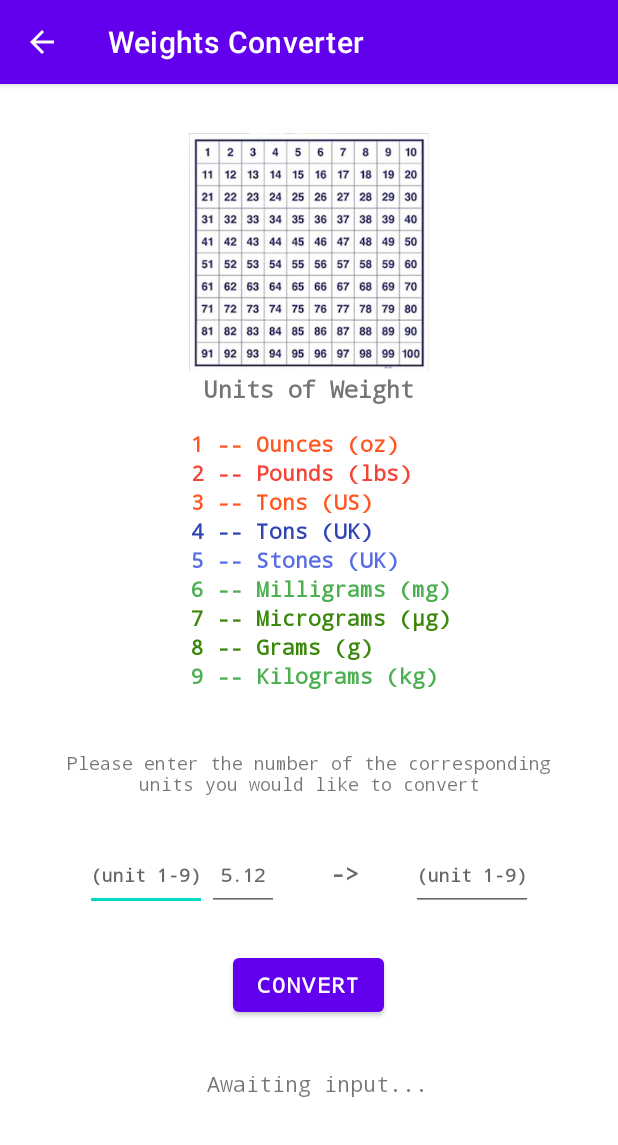
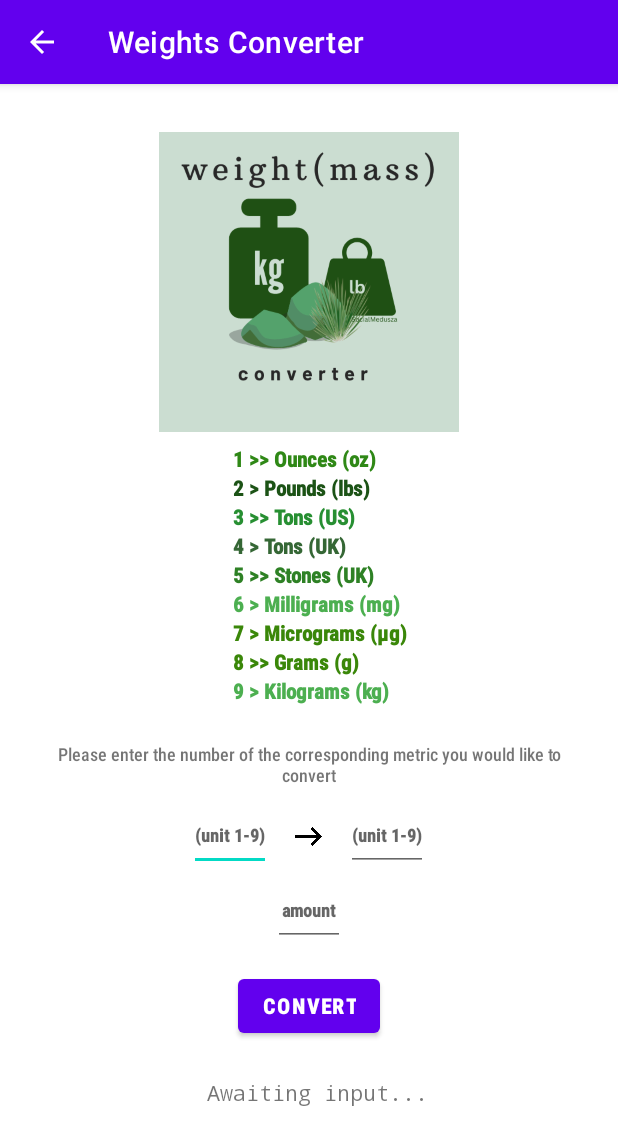
Before and after one commit to Ela01/Conversion_Calculator, an Android app: the WeightActivity screen opened directly, with no data from a screen before it, on a phone screen of 412 x 824 dp. Shown: the top 1145 px of the screen. Run offline under Robolectric (Android 15) with nearby library versions, the phone set to English and light mode, and no system bars.

Commit message:
Fixed layout. Font should be bigger. Theme should be green, should add background, but for now it looks operable.

```diff
--- a/app/src/main/res/layout/activity_weight.xml
+++ b/app/src/main/res/layout/activity_weight.xml
@@ -7,25 +7,18 @@
     android:padding="32sp">
 
     <ImageView
-        android:layout_width="160dp"
-        android:layout_height="160dp"
-        android:src="@drawable/grid" />
+        android:layout_width="200dp"
+        android:layout_height="200dp"
+        android:src="@drawable/weight" />
 
 
-    <TextView
-        android:layout_width="wrap_content"
-        android:layout_height="wrap_content"
-        android:layout_marginBottom="16dp"
-        android:fontFamily="monospace"
-        android:text="Units of Weight"
-        android:textFontWeight="@android:integer/status_bar_notification_info_maxnum"
-        android:textSize="16sp" />
+
 
     <LinearLayout
         android:layout_width="wrap_content"
         android:layout_height="wrap_content"
-
         android:orientation="vertical"
+        android:layout_marginTop="8dp"
         android:paddingLeft="16dp">
 
         <TextView
@@ -33,9 +26,9 @@
             android:id="@+id/text_view_ounces"
             android:layout_width="wrap_content"
             android:layout_height="wrap_content"
-            android:fontFamily="monospace"
-            android:text="1 -- Ounces (oz)"
-            android:textColor="#FF5722"
+            android:fontFamily="sans-serif-condensed-medium"
+            android:text="1 >> Ounces (oz)"
+            android:textColor="#2F8816"
             android:textFontWeight="@android:integer/status_bar_notification_info_maxnum" />
 
 
@@ -44,9 +37,9 @@
             android:id="@+id/text_view_pounds"
             android:layout_width="wrap_content"
             android:layout_height="wrap_content"
-            android:fontFamily="monospace"
-            android:text="2 -- Pounds (lbs)"
-            android:textColor="#F44336"
+            android:fontFamily="sans-serif-condensed-medium"
+            android:text="2 > Pounds (lbs)"
+            android:textColor="#1C5316"
 
             android:textFontWeight="@android:integer/status_bar_notification_info_maxnum" />
 
@@ -55,9 +48,9 @@
             android:id="@+id/text_view_tons_us"
             android:layout_width="wrap_content"
             android:layout_height="wrap_content"
-            android:fontFamily="monospace"
-            android:text="3 -- Tons (US)"
-            android:textColor="#FF5722"
+            android:fontFamily="sans-serif-condensed-medium"
+            android:text="3 >> Tons (US)"
+            android:textColor="#278F32"
             android:textFontWeight="@android:integer/status_bar_notification_info_maxnum" />
 
 
@@ -66,9 +59,9 @@
             android:id="@+id/text_view_tons_uk"
             android:layout_width="wrap_content"
             android:layout_height="wrap_content"
-            android:fontFamily="monospace"
-            android:text="4 -- Tons (UK)"
-            android:textColor="#3044B6"
+            android:fontFamily="sans-serif-condensed-medium"
+            android:text="4 > Tons (UK)"
+            android:textColor="#356735"
 
             android:textFontWeight="@android:integer/status_bar_notification_info_maxnum" />
 
@@ -77,9 +70,9 @@
             android:id="@+id/text_view_stones"
             android:layout_width="wrap_content"
             android:layout_height="wrap_content"
-            android:fontFamily="monospace"
-            android:text="5 -- Stones (UK)"
-            android:textColor="#586DE4"
+            android:fontFamily="sans-serif-condensed-medium"
+            android:text="5 >> Stones (UK)"
+            android:textColor="#2E8125"
             android:textFontWeight="@android:integer/status_bar_notification_info_maxnum" />
 
 
@@ -87,8 +80,8 @@
             android:id="@+id/text_view_milligrams"
             android:layout_width="wrap_content"
             android:layout_height="wrap_content"
-            android:fontFamily="monospace"
-            android:text="6 -- Milligrams (mg)"
+            android:fontFamily="sans-serif-condensed-medium"
+            android:text="6 > Milligrams (mg)"
             android:textColor="#4CAF50"
             android:textFontWeight="@android:integer/status_bar_notification_info_maxnum" />
 
@@ -96,16 +89,16 @@
             android:id="@+id/text_view_micrograms"
             android:layout_width="wrap_content"
             android:layout_height="wrap_content"
-            android:fontFamily="monospace"
-            android:text="7 -- Micrograms (μg)"
+            android:fontFamily="sans-serif-condensed-medium"
+            android:text="7 > Micrograms (μg)"
             android:textColor="#3A8709"
             android:textFontWeight="@android:integer/status_bar_notification_info_maxnum" />
         <TextView
             android:id="@+id/text_view_grams"
             android:layout_width="wrap_content"
             android:layout_height="wrap_content"
-            android:fontFamily="monospace"
-            android:text="8 -- Grams (g)"
+            android:fontFamily="sans-serif-condensed-medium"
+            android:text="8 >> Grams (g)"
             android:textColor="#3A8709"
 
             android:textFontWeight="@android:integer/status_bar_notification_info_maxnum" />
@@ -115,8 +108,8 @@
             android:id="@+id/text_view_kilograms"
             android:layout_width="wrap_content"
             android:layout_height="wrap_content"
-            android:fontFamily="monospace"
-            android:text="9 -- Kilograms (kg)"
+            android:fontFamily="sans-serif-condensed-medium"
+            android:text="9 > Kilograms (kg)"
             android:textColor="#4CAF50"
             android:textFontWeight="@android:integer/status_bar_notification_info_maxnum" />
 
@@ -126,10 +119,9 @@
     <TextView
         android:layout_width="wrap_content"
         android:layout_height="wrap_content"
-        android:layout_marginTop="40dp"
-        android:fontFamily="monospace"
-
-        android:text="Please enter the number of the corresponding units you would like to convert"
+        android:layout_marginTop="24dp"
+        android:fontFamily="sans-serif-condensed-medium"
+        android:text="Please enter the number of the corresponding metric you would like to convert"
         android:textAlignment="center"
         android:textSize="12sp" />
 
@@ -137,7 +129,7 @@
     <LinearLayout
         android:layout_width="wrap_content"
         android:layout_height="wrap_content"
-        android:layout_marginTop="24dp"
+        android:layout_marginTop="8dp"
         android:gravity="center_horizontal"
         android:orientation="horizontal">
 
@@ -146,29 +138,20 @@
             android:id="@+id/edit_text_input_convert_from"
             android:layout_width="wrap_content"
             android:layout_height="48dp"
-            android:fontFamily="monospace"
+            android:fontFamily="sans-serif-condensed-medium"
             android:hint="(unit 1-9)"
             android:inputType="number"
             android:textFontWeight="@android:integer/status_bar_notification_info_maxnum"
             android:textSize="12sp" />
-        <EditText
-            android:id="@+id/edit_text_input_convert_amount"
-            android:layout_width="48dp"
-            android:layout_height="48dp"
-            android:fontFamily="monospace"
-            android:hint="5.12"
-            android:textAlignment="center"
-            android:inputType="numberDecimal"
-            android:textFontWeight="@android:integer/status_bar_notification_info_maxnum"
-            android:textSize="12sp" />
 
 
-        <TextView
-            android:layout_width="wrap_content"
-            android:layout_height="wrap_content"
+
+        <ImageView
+            android:layout_width="50sp"
+            android:layout_height="50sp"
 
             android:fontFamily="monospace"
-            android:hint="  ->  "
+            android:src="@drawable/arrow"
             android:inputType="number"
             android:padding="16dp"
             android:textAlignment="center"
@@ -181,20 +164,30 @@
             android:layout_width="wrap_content"
             android:layout_height="48dp"
 
-            android:fontFamily="monospace"
+            android:fontFamily="sans-serif-condensed-medium"
             android:hint="(unit 1-9)"
             android:inputType="number"
             android:textAlignment="center"
             android:textFontWeight="@android:integer/status_bar_notification_info_maxnum"
             android:textSize="12sp" />
     </LinearLayout>
+    <EditText
+        android:id="@+id/edit_text_input_convert_amount"
+        android:layout_width="48dp"
+        android:layout_height="48dp"
+        android:fontFamily="sans-serif-condensed-medium"
+        android:hint="amount"
+        android:textAlignment="center"
+        android:inputType="numberDecimal"
+        android:textFontWeight="@android:integer/status_bar_notification_info_maxnum"
+        android:textSize="12sp" />
 
     <Button
         android:id="@+id/button_convert_weight"
         android:layout_width="wrap_content"
         android:layout_height="wrap_content"
-        android:layout_marginTop="24dp"
-        android:fontFamily="monospace"
+        android:layout_marginTop="16dp"
+        android:fontFamily="sans-serif-condensed-medium"
         android:shadowColor="@color/black"
         android:text="Convert"
         android:textFontWeight="@android:integer/status_bar_notification_info_maxnum" />
@@ -204,7 +197,7 @@
         android:layout_width="wrap_content"
         android:layout_height="wrap_content"
         android:layout_marginLeft="6dp"
-        android:layout_marginTop="32dp"
+        android:layout_marginTop="24dp"
         android:fontFamily="monospace"
         android:text="Awaiting input..."
         android:textAlignment="center" />
```
Also changed, not shown: app/src/main/java/com/example/myapplication/WeightActivity.java (+0 -9 lines), app/src/main/res/drawable/arrow.png (added), app/src/main/res/drawable/weight.png (added).
